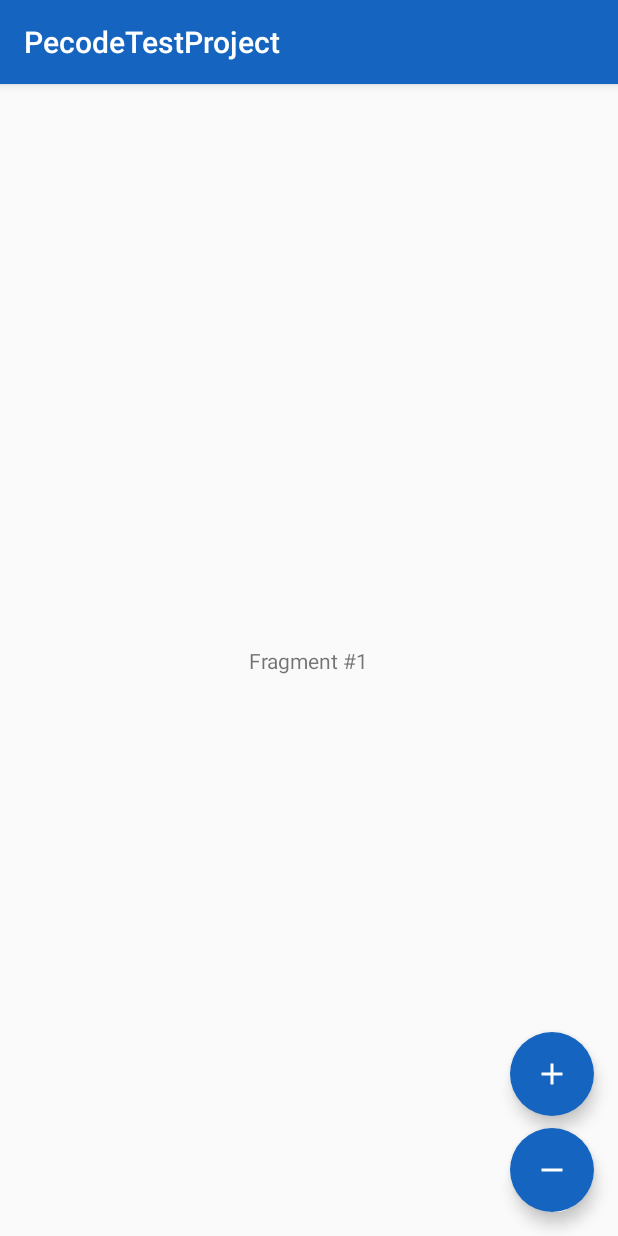
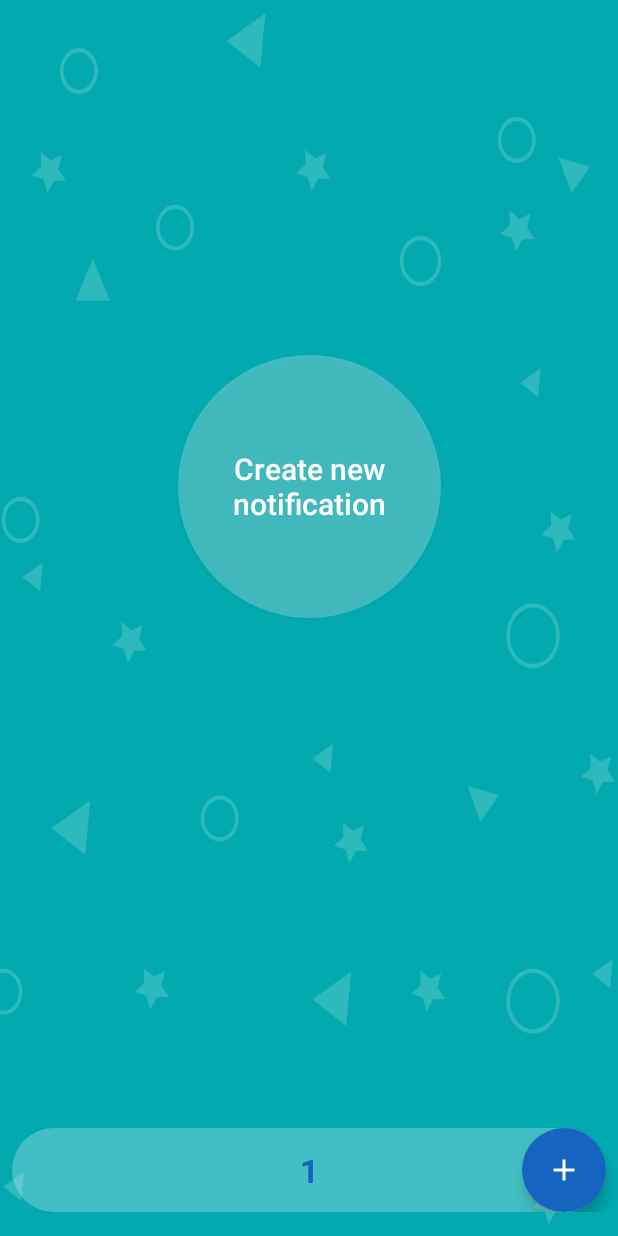
Before and after one commit to ekryvoshey/PecodeTestProject, an Android app: the screen it shows after launch (MainActivity), on a phone screen of 412 x 824 dp. Run offline under Robolectric (Android 15) with nearby library versions, the phone set to English and light mode, and no system bars.

Commit message:
Aded fragments to add and remove fragments

```diff
--- a/app/src/main/java/com/example/esmond/pecodetestproject/presentation/ContentFragment.java
+++ b/app/src/main/java/com/example/esmond/pecodetestproject/presentation/ContentFragment.java
@@ -26,15 +26,9 @@ public class ContentFragment extends Fragment {
 	@Override
 	public View onCreateView(LayoutInflater inflater, @Nullable ViewGroup container, @Nullable Bundle savedInstanceState) {
 		View view = inflater.inflate(R.layout.fragment_content, container, false);
-		setFragmentTextView(view);
 		return view;
 	}
 
-	private void setFragmentTextView(View view) {
-		TextView textView = view.findViewById(R.id.textView);
-		String string = getString(R.string.fragment_text) + " #" + fragmentNumber;
-		textView.setText(string);
-	}
 
 	public int getFragmentNumber() {
 		return fragmentNumber;
--- a/app/src/main/java/com/example/esmond/pecodetestproject/presentation/MainActivity.java
+++ b/app/src/main/java/com/example/esmond/pecodetestproject/presentation/MainActivity.java
@@ -4,7 +4,6 @@ import android.app.PendingIntent;
 import android.content.Intent;
 import android.graphics.Bitmap;
 import android.graphics.BitmapFactory;
-import android.os.Binder;
 import android.os.Bundle;
 import android.support.design.widget.FloatingActionButton;
 import android.support.v4.app.NotificationCompat;
@@ -12,17 +11,18 @@ import android.support.v4.app.NotificationManagerCompat;
 import android.support.v4.view.ViewPager;
 import android.support.v7.app.AppCompatActivity;
 import android.view.View;
+import android.widget.Button;
+import android.widget.TextView;
 import android.widget.Toast;
 
 import com.example.esmond.pecodetestproject.R;
-
-import java.util.UUID;
 
 import static com.example.esmond.pecodetestproject.presentation.ContentFragment.FRAGMENT_NUMBER_KEY;
 
 public class MainActivity extends AppCompatActivity {
 
-	private static final int INITIAL_FRAGMENT_LIMIT = 1;
+	private static final int FRAGMENTS_COUNT_MIN = 1;
+	private static final int FRAGMENT_COUNT_MAX = 3;
 	private static final String NOTIFICATION_CHANNEL_ID = "testAppNotificationChannel";
 	private static final String NOTIFICATION_EXTRA_KEY = "notificationExtraKey";
 
@@ -31,6 +31,8 @@ public class MainActivity extends AppCompatActivity {
 	private ViewPager viewPager;
 	private FloatingActionButton addButton;
 	private FloatingActionButton removeButton;
+	private Button createNotificationButton;
+	private TextView fragmentsCounter;
 
 	private MainPagerAdapter mainPagerAdapter;
 
@@ -58,42 +60,69 @@ public class MainActivity extends AppCompatActivity {
 
 	private void initViews() {
 		initViewpager();
+		initCreateButton();
 		initAddButton();
 		initRemoveButton();
+		initFragmentsCounter();
 	}
 
 	private void initViewpager() {
 		viewPager = findViewById(R.id.activity_main_view_pager);
 	}
 
+	private void initCreateButton() {
+		createNotificationButton = findViewById(R.id.activity_main_button_create);
+		createNotificationButton.setOnClickListener(new View.OnClickListener() {
+			@Override
+			public void onClick(View view) {
+				showNotification(currentFragmentLimit);
+			}
+		});
+	}
+
 	private void initAddButton() {
-		addButton = findViewById(R.id.activity_main_add_button);
+		addButton = findViewById(R.id.fragment_controls_add_button);
 		addButton.setOnClickListener(new View.OnClickListener() {
 			@Override
 			public void onClick(View view) {
 				Bundle bundle = new Bundle();
 				currentFragmentLimit++;
+				if (currentFragmentLimit == FRAGMENT_COUNT_MAX) {
+					addButton.setVisibility(View.GONE);
+				}
+				if (currentFragmentLimit > FRAGMENTS_COUNT_MIN) {
+					removeButton.setVisibility(View.VISIBLE);
+				}
 				bundle.putInt(FRAGMENT_NUMBER_KEY, currentFragmentLimit);
 				ContentFragment contentFragment = new ContentFragment();
 				contentFragment.setArguments(bundle);
 				addFragment(contentFragment, currentFragmentLimit);
+				fragmentsCounter.setText(String.valueOf(currentFragmentLimit));
 			}
 		});
 	}
 
 	private void initRemoveButton() {
-		removeButton = findViewById(R.id.activity_main_remove_button);
+		removeButton = findViewById(R.id.fragment_controls_remove_button);
 		removeButton.setOnClickListener(new View.OnClickListener() {
 			@Override
 			public void onClick(View view) {
 				removeFragment();
+				fragmentsCounter.setText(String.valueOf(currentFragmentLimit));
 			}
 		});
 	}
 
+	private void initFragmentsCounter() {
+		fragmentsCounter = findViewById(R.id.fragment_controls_counter);
+		fragmentsCounter.setText(String.valueOf(FRAGMENTS_COUNT_MIN));
+	}
+
 	private void removeFragment() {
 		if (!getSupportFragmentManager().getFragments().isEmpty()) {
-			removeFragment(viewPager.getCurrentItem());
+			if (getSupportFragmentManager().getFragments().size() > FRAGMENTS_COUNT_MIN) {
+				removeFragment(viewPager.getCurrentItem());
+			}
 		} else {
 			cancelAllNotifications();
 			Toast.makeText(MainActivity.this, "No fragments", Toast.LENGTH_SHORT).show();
@@ -107,14 +136,14 @@ public class MainActivity extends AppCompatActivity {
 
 	private void loadInitialView() {
 		Bundle bundle = new Bundle();
-		bundle.putInt(FRAGMENT_NUMBER_KEY, INITIAL_FRAGMENT_LIMIT);
+		bundle.putInt(FRAGMENT_NUMBER_KEY, FRAGMENTS_COUNT_MIN);
 		ContentFragment fragment = new ContentFragment();
 		fragment.setArguments(bundle);
-		viewPager.setOffscreenPageLimit(INITIAL_FRAGMENT_LIMIT);
-		mainPagerAdapter.addFragment(fragment, getFragmentTitle(INITIAL_FRAGMENT_LIMIT));
-		currentFragmentLimit = INITIAL_FRAGMENT_LIMIT;
+		viewPager.setOffscreenPageLimit(FRAGMENTS_COUNT_MIN);
+		mainPagerAdapter.addFragment(fragment, getFragmentTitle(FRAGMENTS_COUNT_MIN));
+		currentFragmentLimit = FRAGMENTS_COUNT_MIN;
 		mainPagerAdapter.notifyDataSetChanged();
-		showNotification();
+		removeButton.setVisibility(View.GONE);
 	}
 
 	private void addFragment(ContentFragment fragment, int number) {
@@ -122,24 +151,30 @@ public class MainActivity extends AppCompatActivity {
 		mainPagerAdapter.notifyDataSetChanged();
 		viewPager.setOffscreenPageLimit(number);
 		viewPager.setCurrentItem(pageIndex);
-		showNotification();
 	}
 
 	private void removeFragment(int position) {
+		cancelNotification();
 		int pageIndex = mainPagerAdapter.removeFragment(viewPager, position);
 		if (pageIndex == mainPagerAdapter.getCount()) {
 			pageIndex--;
 		}
 		mainPagerAdapter.notifyDataSetChanged();
 		viewPager.setCurrentItem(pageIndex);
-		cancelNotification();
 		currentFragmentLimit--;
+
+		if (currentFragmentLimit <= FRAGMENTS_COUNT_MIN) {
+			removeButton.setVisibility(View.GONE);
+		}
+		if (currentFragmentLimit < FRAGMENT_COUNT_MAX) {
+			addButton.setVisibility(View.VISIBLE);
+		}
 	}
 
-	private void showNotification() {
+	private void showNotification(int index) {
 		Intent intent = new Intent(getApplicationContext(), MainActivity.class);
 		intent.setFlags(Intent.FLAG_ACTIVITY_SINGLE_TOP | Intent.FLAG_ACTIVITY_CLEAR_TOP);
-		intent.putExtra(NOTIFICATION_EXTRA_KEY, currentFragmentLimit);
+		intent.putExtra(NOTIFICATION_EXTRA_KEY, index);
 
 		PendingIntent pendingIntent = PendingIntent.getActivity(getApplicationContext(), 0, intent,
 				PendingIntent.FLAG_UPDATE_CURRENT);
--- /dev/null
+++ b/app/src/main/res/drawable/bg_fragment_count.xml
@@ -0,0 +1,9 @@
+<shape xmlns:android="http://schemas.android.com/apk/res/android">
+    <solid android:color="#3fffffff"/>
+    <corners android:radius="28dp"/>
+    <padding
+        android:bottom="0dp"
+        android:left="0dp"
+        android:right="0dp"
+        android:top="0dp"/>
+</shape>
--- /dev/null
+++ b/app/src/main/res/drawable/iv_create_notification.xml
@@ -0,0 +1,12 @@
+<?xml version="1.0" encoding="utf-8"?>
+<shape
+    xmlns:android="http://schemas.android.com/apk/res/android"
+    android:shape="oval">
+
+    <solid
+        android:color="#3fffffff"/>
+
+    <size
+        android:width="175dp"
+        android:height="175dp"/>
+</shape>
--- a/app/src/main/res/layout/activity_main.xml
+++ b/app/src/main/res/layout/activity_main.xml
@@ -1,45 +1,53 @@
 <?xml version="1.0" encoding="utf-8"?>
-<android.support.design.widget.CoordinatorLayout
+
+<android.support.constraint.ConstraintLayout
     xmlns:android="http://schemas.android.com/apk/res/android"
     xmlns:app="http://schemas.android.com/apk/res-auto"
+    android:id="@+id/activity_main_parent_view"
     android:layout_width="match_parent"
-    android:layout_height="match_parent">
+    android:layout_height="match_parent"
+    android:background="@drawable/bg_large">
 
-    <android.support.constraint.ConstraintLayout
-        android:id="@+id/activity_main_parent_view"
+    <android.support.constraint.Guideline
+        android:id="@+id/guideline"
+        android:layout_width="1dp"
+        android:layout_height="wrap_content"
+        android:orientation="horizontal"
+        app:layout_constraintGuide_percent="0.5"/>
+
+    <Button
+        android:id="@+id/activity_main_button_create"
+        android:layout_width="175dp"
+        android:layout_height="175dp"
+        android:background="@drawable/iv_create_notification"
+        android:ems="7"
+        android:gravity="center"
+        android:minLines="2"
+        android:text="Create new notification"
+        android:textAllCaps="false"
+        android:textColor="@android:color/white"
+        android:textSize="20sp"
+        app:layout_constraintBottom_toTopOf="@+id/guideline"
+        app:layout_constraintEnd_toEndOf="@+id/activity_main_view_pager"
+        app:layout_constraintStart_toStartOf="@+id/activity_main_view_pager"/>
+
+    <android.support.v4.view.ViewPager
+        android:id="@+id/activity_main_view_pager"
         android:layout_width="match_parent"
-        android:layout_height="match_parent">
+        android:layout_height="match_parent"
+        app:layout_constraintBottom_toBottomOf="parent"
+        app:layout_constraintEnd_toEndOf="parent"
+        app:layout_constraintStart_toStartOf="parent"
+        app:layout_constraintTop_toTopOf="parent">
+    </android.support.v4.view.ViewPager>
 
-        <android.support.v4.view.ViewPager
-            android:id="@+id/activity_main_view_pager"
-            android:layout_width="match_parent"
-            android:layout_height="match_parent">
-        </android.support.v4.view.ViewPager>
+    <include
+        android:layout_marginBottom="16dp"
+        android:layout_width="0dp"
+        android:layout_height="wrap_content"
+        layout="@layout/view_group_fragments_controls"
+        app:layout_constraintBottom_toBottomOf="parent"
+        app:layout_constraintEnd_toEndOf="parent"
+        app:layout_constraintStart_toStartOf="parent"/>
 
-    </android.support.constraint.ConstraintLayout>
-
-    <android.support.design.widget.FloatingActionButton
-        android:id="@+id/activity_main_remove_button"
-        android:layout_width="wrap_content"
-        android:layout_height="wrap_content"
-        android:layout_gravity="bottom|end"
-        android:layout_margin="@dimen/activity_main_remove_button_margin"
-        android:backgroundTint="@color/activity_main_fab_color"
-        android:src="@drawable/ic_remove"
-        app:borderWidth="0dp"
-        app:layout_anchor="@+id/activity_main_parent_view"
-        app:layout_anchorGravity="bottom|end"/>
-
-    <android.support.design.widget.FloatingActionButton
-        android:id="@+id/activity_main_add_button"
-        android:layout_width="wrap_content"
-        android:layout_height="wrap_content"
-        android:layout_gravity="bottom|end"
-        android:layout_marginBottom="@dimen/activity_main_add_button_margin_bot"
-        android:backgroundTint="@color/activity_main_fab_color"
-        android:src="@drawable/ic_add"
-        app:borderWidth="0dp"
-        app:layout_anchor="@+id/activity_main_remove_button"
-        app:layout_anchorGravity="top"/>
-
-</android.support.design.widget.CoordinatorLayout>
+</android.support.constraint.ConstraintLayout>
--- /dev/null
+++ b/app/src/main/res/layout/view_group_fragments_controls.xml
@@ -0,0 +1,51 @@
+<?xml version="1.0" encoding="utf-8"?>
+<android.support.constraint.ConstraintLayout
+    xmlns:android="http://schemas.android.com/apk/res/android"
+    xmlns:app="http://schemas.android.com/apk/res-auto"
+    xmlns:tools="http://schemas.android.com/tools"
+    android:layout_width="match_parent"
+    android:layout_height="wrap_content">
+
+    <android.support.design.widget.FloatingActionButton
+        android:id="@+id/fragment_controls_remove_button"
+        android:layout_width="wrap_content"
+        android:layout_height="wrap_content"
+        android:layout_marginStart="8dp"
+        android:backgroundTint="@color/activity_main_fab_color"
+        app:borderWidth="0dp"
+        app:layout_constraintBottom_toBottomOf="parent"
+        app:layout_constraintHorizontal_chainStyle="spread_inside"
+        app:layout_constraintStart_toStartOf="parent"
+        app:layout_constraintTop_toTopOf="parent"
+        app:srcCompat="@drawable/ic_remove"/>
+
+    <android.support.design.widget.FloatingActionButton
+        android:id="@+id/fragment_controls_add_button"
+        android:layout_width="wrap_content"
+        android:layout_height="wrap_content"
+        android:layout_marginEnd="8dp"
+        android:backgroundTint="@color/activity_main_fab_color"
+        app:borderWidth="0dp"
+        app:layout_constraintBottom_toBottomOf="parent"
+        app:layout_constraintEnd_toEndOf="parent"
+        app:layout_constraintTop_toTopOf="parent"
+        app:srcCompat="@drawable/ic_add"/>
+
+    <TextView
+        android:id="@+id/fragment_controls_counter"
+        android:layout_width="0dp"
+        android:layout_height="0dp"
+        android:layout_marginEnd="8dp"
+        android:layout_marginStart="8dp"
+        android:background="@drawable/bg_fragment_count"
+        android:gravity="center"
+        android:textColor="@color/activity_main_fab_color"
+        android:textSize="22sp"
+        android:textStyle="bold"
+        app:layout_constraintBottom_toBottomOf="parent"
+        app:layout_constraintEnd_toEndOf="parent"
+        app:layout_constraintStart_toStartOf="parent"
+        app:layout_constraintTop_toTopOf="parent"
+        tools:text="1"/>
+
+</android.support.constraint.ConstraintLayout>
--- a/app/src/main/res/values/styles.xml
+++ b/app/src/main/res/values/styles.xml
@@ -1,7 +1,7 @@
 <resources>
 
     <!-- Base application theme. -->
-    <style name="AppTheme" parent="Theme.AppCompat.Light.DarkActionBar">
+    <style name="AppTheme" parent="Theme.AppCompat.Light.NoActionBar">
         <!-- Customize your theme here. -->
         <item name="colorPrimary">@color/colorPrimary</item>
         <item name="colorPrimaryDark">@color/colorPrimaryDark</item>
```
Also changed, not shown: app/src/main/res/drawable/bg_large.png (added).
